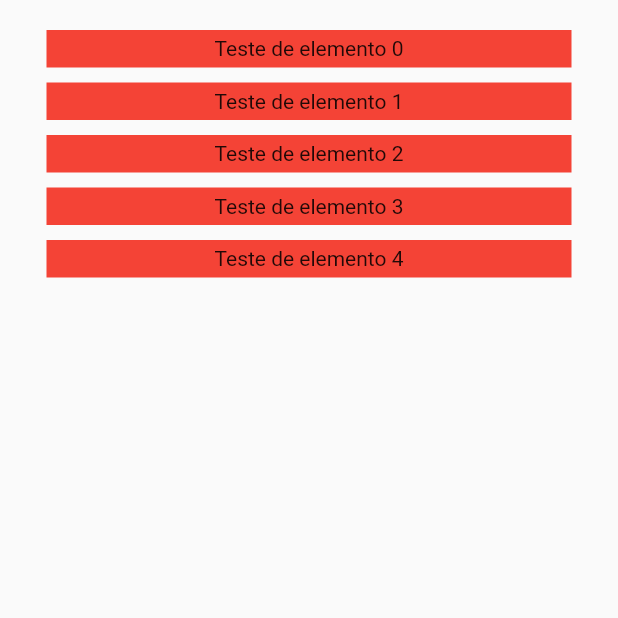
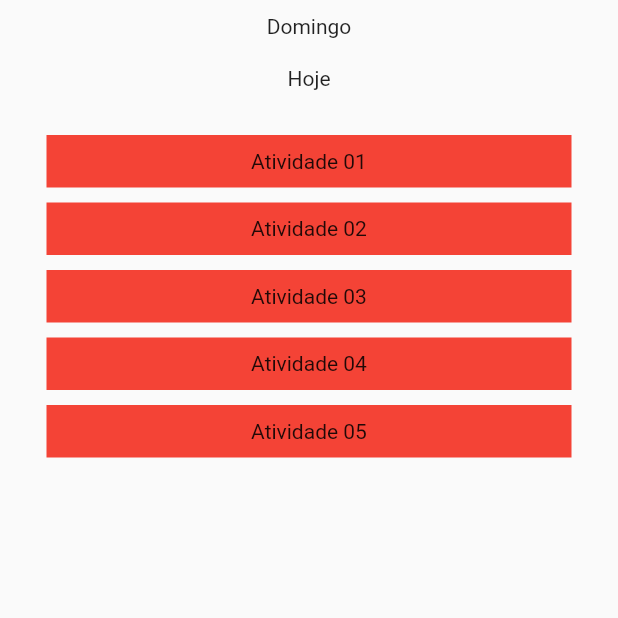
Before and after one commit to MagnerSA/checklife, a Flutter app: the screen it shows after launch, on a phone screen of 412 x 824 dp, the top half of it. Run offline on Flutter 3.47's test engine with Material 2 defaults, Android fonts, the phone set to English and light mode, and no system bars.

Commit message:
Adicionados novos passos iniciais

```diff
--- /dev/null
+++ b/lib/comparing.dart
@@ -0,0 +1,15 @@
+class Comparing {
+  isSameDay(DateTime d1, DateTime d2) {
+    bool result = false;
+
+    bool sameDay = d1.day == d2.day;
+    bool sameMonth = d1.month == d2.month;
+    bool sameYear = d1.year == d2.year;
+
+    if (sameDay && sameMonth && sameYear) {
+      result = true;
+    }
+
+    return result;
+  }
+}
--- /dev/null
+++ b/lib/formatting.dart
@@ -0,0 +1,71 @@
+import 'package:checklife/comparing.dart';
+
+class Formatting {
+  Comparing compare = Comparing();
+
+  getWeekDay(DateTime date) {
+    print(date.weekday);
+
+    String weekDay = "";
+
+    switch ((date.weekday + 1)) {
+      case 1:
+        weekDay = "Domingo";
+        break;
+      case 8:
+        weekDay = "Domingo";
+        break;
+      case 2:
+        weekDay = "Segunda";
+        break;
+      case 3:
+        weekDay = "Terça";
+        break;
+      case 4:
+        weekDay = "Quarta";
+        break;
+      case 5:
+        weekDay = "Quinta";
+        break;
+      case 6:
+        weekDay = "Sexta";
+        break;
+      case 7:
+        weekDay = "Sábado";
+        break;
+    }
+
+    return weekDay;
+  }
+
+  getRelativeDayDescription(DateTime date) {
+    String relativeDayDescription = "";
+
+    ;
+
+    DateTime today = DateTime.now();
+    int difference = date.difference(today).inDays;
+
+    if (compare.isSameDay(date, DateTime.now())) {
+      relativeDayDescription = "Hoje";
+    } else if (date.compareTo(today) > 0) {
+      if (difference == 0) {
+        relativeDayDescription = "Amanhã";
+      } else if (difference == 1) {
+        relativeDayDescription = "Depois de amanhã";
+      } else {
+        relativeDayDescription = "Daqui a $difference dias";
+      }
+    } else if (date.compareTo(today) < 0) {
+      if (difference == -1) {
+        relativeDayDescription = "Ontem";
+      } else if (difference == -2) {
+        relativeDayDescription = "Anteontem";
+      } else {
+        relativeDayDescription = "${difference * -1} dias atrás";
+      }
+    }
+
+    return relativeDayDescription;
+  }
+}
--- a/lib/homePage.dart
+++ b/lib/homePage.dart
@@ -1,22 +1,63 @@
+import 'package:checklife/formatting.dart';
+import 'package:checklife/task.model.dart';
 import 'package:flutter/material.dart';
 
 class HomePage extends StatefulWidget {
-  const HomePage({Key? key}) : super(key: key);
+  final DateTime date;
+
+  const HomePage({Key? key, required this.date}) : super(key: key);
 
   @override
   State<HomePage> createState() => _HomePageState();
 }
 
 class _HomePageState extends State<HomePage> {
+  Formatting formatting = Formatting();
+
+  Map<String, Task> tasks = {
+    "001": Task(
+      title: "Atividade 01",
+    ),
+    "002": Task(
+      title: "Atividade 02",
+    ),
+    "003": Task(
+      title: "Atividade 03",
+    ),
+    "004": Task(
+      title: "Atividade 04",
+    ),
+    "005": Task(
+      title: "Atividade 05",
+    ),
+  };
+
   @override
   Widget build(BuildContext context) {
     return SafeArea(
       child: Scaffold(
         body: Center(
+          child: Column(
+            children: [
+              Container(
+                height: 35,
+                width: 350,
+                child: Center(child: Text(formatting.getWeekDay(widget.date))),
+              ),
+              Container(
+                height: 35,
+                width: 350,
+                child: Center(
+                    child: Text(
+                        formatting.getRelativeDayDescription(widget.date))),
+              ),
+              Expanded(
                 child: ListView.builder(
                   padding: const EdgeInsets.all(10),
-            itemCount: 5,
-            itemBuilder: (context, index) {
+                  itemCount: tasks.values.length,
+                  itemBuilder: (context, i) {
+                    Task element = tasks.values.elementAt(i);
+
                     return Column(
                       children: [
                         const SizedBox(
@@ -24,15 +65,18 @@ class _HomePageState extends State<HomePage> {
                         ),
                         Container(
                           color: Colors.red,
-                    height: 25,
+                          height: 35,
                           width: 350,
-                    child: Center(child: Text("Teste de elemento $index")),
+                          child: Center(child: Text(element.title)),
                         ),
                       ],
                     );
                   },
                 ),
               ),
+            ],
+          ),
+        ),
       ),
     );
   }
--- a/lib/main.dart
+++ b/lib/main.dart
@@ -11,13 +11,22 @@ class MyApp extends StatelessWidget {
   // This widget is the root of your application.
   @override
   Widget build(BuildContext context) {
+    DateTime today = DateTime.now()
+        .subtract(const Duration(hours: 3))
+        .add(const Duration(days: 0));
+
     return MaterialApp(
       title: 'Checklife',
       theme: ThemeData(
         primarySwatch: Colors.blue,
       ),
       debugShowCheckedModeBanner: false,
-      home: const HomePage(),
+      home: HomePage(
+        // date: DateTime.now().subtract(const Duration(days: 1, hours: 3)),
+        // date: DateTime.now().subtract(const Duration(hours: 3)),
+        // date: DateTime.now().subtract(const Duration(hours: 3)),
+        date: DateTime(today.year, today.month, today.day),
+      ),
     );
   }
 }
--- /dev/null
+++ b/lib/task.model.dart
@@ -0,0 +1,11 @@
+class Task {
+  String title;
+  String? description;
+  bool? closed = false;
+
+  Task({
+    required this.title,
+    this.description,
+    this.closed,
+  });
+}
```
Lines whose indentation alone changed are shown as unchanged.
